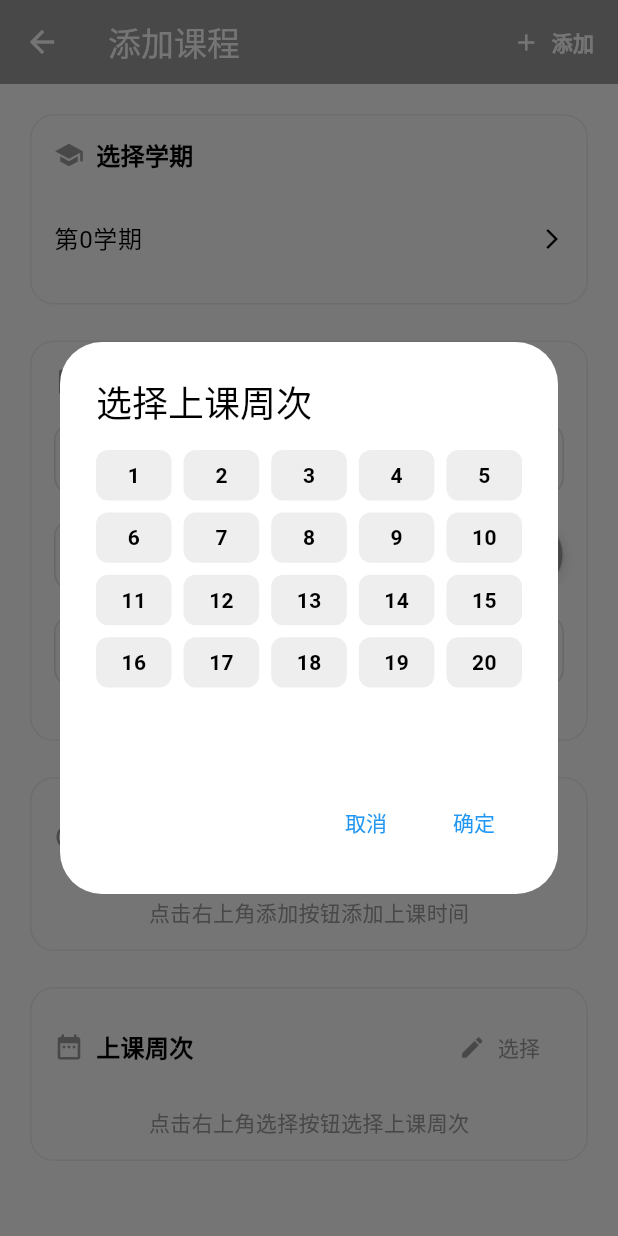
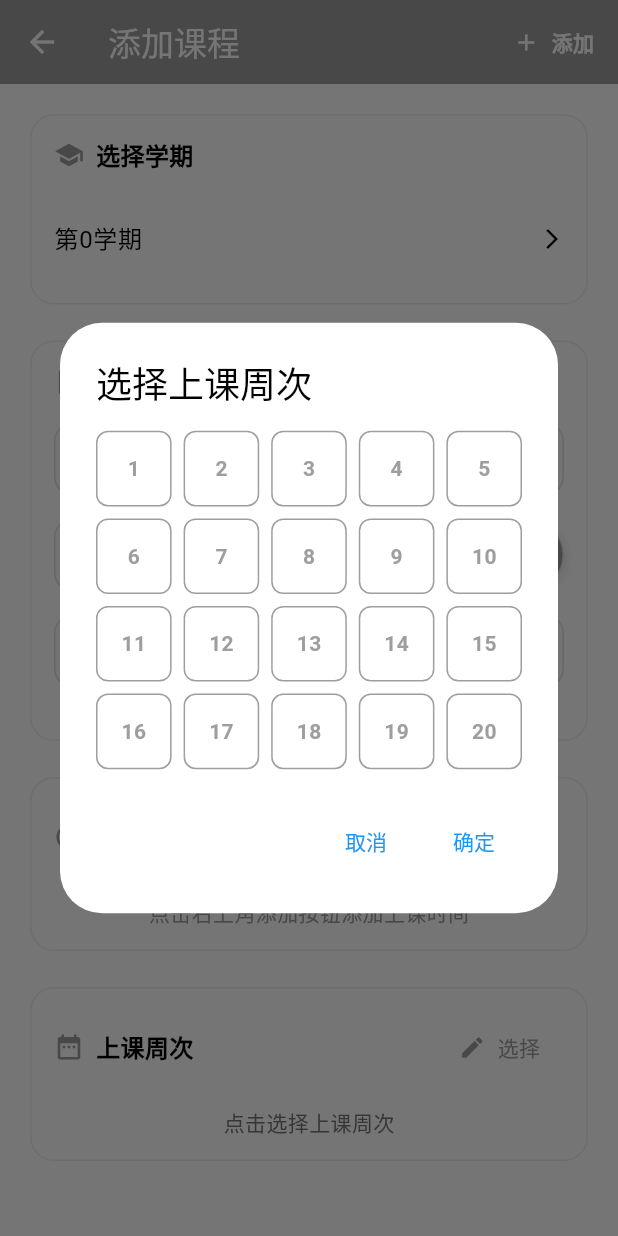
Before and after one commit to Aniu456/MySchedule, a Flutter app: the CourseAdd screen opened directly with empty values, after a tap on "选择", on a phone screen of 412 x 824 dp. Run offline on Flutter 3.47's test engine with Material 3 defaults, Android fonts, the phone set to English and light mode, and no system bars; our stand-ins replace flutter_colorpicker, shared_preferences; accounts and stored records are empty.

Commit message:
功能优化！

```diff
--- /dev/null
+++ b/lib/utils/time_utils.dart
@@ -0,0 +1,126 @@
+class TimeUtils {
+  static const Map<String, int> dayToNumber = {
+    '周一': 1,
+    '周二': 2,
+    '周三': 3,
+    '周四': 4,
+    '周五': 5,
+    '周六': 6,
+    '周日': 7,
+  };
+
+  static const Map<int, String> numberToDay = {
+    1: '周一',
+    2: '周二',
+    3: '周三',
+    4: '周四',
+    5: '周五',
+    6: '周六',
+    7: '周日',
+  };
+
+  static const Map<String, int> classToNumber = {
+    '第一节': 1,
+    '第二节': 2,
+    '第三节': 3,
+    '第四节': 4,
+    '第五节': 5,
+    '第六节': 6,
+    '第七节': 7,
+    '第八节': 8,
+    '第九节': 9,
+    '第十节': 10,
+  };
+
+  static const Map<int, String> numberToClass = {
+    1: '第一节',
+    2: '第二节',
+    3: '第三节',
+    4: '第四节',
+    5: '第五节',
+    6: '第六节',
+    7: '第七节',
+    8: '第八节',
+    9: '第九节',
+    10: '第十节',
+  };
+
+  static int getDayValue(String day) {
+    return dayToNumber[day] ?? 0;
+  }
+
+  static String getDayString(int number) {
+    return numberToDay[number] ?? '';
+  }
+
+  static int getClassValue(String classTime) {
+    if (int.tryParse(classTime) != null) {
+      return int.parse(classTime);
+    }
+    return classToNumber[classTime] ?? 0;
+  }
+
+  static String getClassString(int number) {
+    return numberToClass[number] ?? '';
+  }
+
+  static bool isValidTimeRange(int start, int end) {
+    return start > 0 && end > 0 && start <= end && end <= 10;
+  }
+
+  static bool hasTimeConflict(
+    List<List<dynamic>> existingTimes,
+    List<int> existingWeeks,
+    List<List<dynamic>> newTimes,
+    List<int> newWeeks,
+  ) {
+    // 检查周次是否有重叠
+    bool hasWeekOverlap = existingWeeks.any((week) => newWeeks.contains(week));
+    if (!hasWeekOverlap) return false;
+
+    // 检查时间是否有重叠
+    for (var existingTime in existingTimes) {
+      if (existingTime.length < 3) continue;
+
+      for (var newTime in newTimes) {
+        if (newTime.length < 3) continue;
+
+        // 如果不是同一天，继续检查下一个时间
+        if (getDayValue(existingTime[0].toString()) !=
+            getDayValue(newTime[0].toString())) {
+          continue;
+        }
+
+        // 转换时间为整数进行比较
+        int existingStart = getClassValue(existingTime[1].toString());
+        int existingEnd = getClassValue(existingTime[2].toString());
+        int newStart = getClassValue(newTime[1].toString());
+        int newEnd = getClassValue(newTime[2].toString());
+
+        // 检查时间是否有效
+        if (!isValidTimeRange(existingStart, existingEnd) ||
+            !isValidTimeRange(newStart, newEnd)) {
+          continue;
+        }
+
+        // 检查时间是否重叠
+        if (!(newEnd < existingStart || newStart > existingEnd)) {
+          return true;
+        }
+      }
+    }
+
+    return false;
+  }
+
+  static String formatTimeRange(List<dynamic> time) {
+    if (time.length < 3) return '';
+
+    final start = getClassValue(time[1].toString());
+    final end = getClassValue(time[2].toString());
+
+    if (!isValidTimeRange(start, end)) return '';
+
+    return '${time[0]} $start-$end节';
+  }
+}
--- a/lib/widgets/course_add/week_picker.dart
+++ b/lib/widgets/course_add/week_picker.dart
@@ -1,4 +1,5 @@
 import 'package:flutter/material.dart';
+import 'dart:math';
 
 //周次管理逻辑
 class WeekPickerWidget extends StatelessWidget {
@@ -13,28 +14,59 @@ class WeekPickerWidget extends StatelessWidget {
 
   @override
   Widget build(BuildContext context) {
-    return weeks.isNotEmpty
-        ? Wrap(
+    if (weeks.isEmpty) {
+      return Center(
+        child: Text(
+          '点击选择上课周次',
+          style: TextStyle(color: Colors.grey[600]),
+        ),
+      );
+    }
+
+    weeks.sort();
+    List<String> weekRanges = [];
+    int start = weeks.first;
+    int end = weeks.first;
+
+    for (int i = 1; i < weeks.length; i++) {
+      if (weeks[i] == end + 1) {
+        end = weeks[i];
+      } else {
+        if (start == end) {
+          weekRanges.add('第$start周');
+        } else {
+          weekRanges.add('第$start-$end周');
+        }
+        start = weeks[i];
+        end = weeks[i];
+      }
+    }
+
+    if (start == end) {
+      weekRanges.add('第$start周');
+    } else {
+      weekRanges.add('第$start-$end周');
+    }
+
+    return Wrap(
       spacing: 8,
       runSpacing: 8,
-            children: weeks
-                .map((week) => Chip(
-                      backgroundColor: currentColor.withOpacity(0.1),
-                      label: Text(
-                        '第$week周',
-                        style: TextStyle(color: currentColor),
+      children: weekRanges.map((range) {
+        return Container(
+          padding: const EdgeInsets.symmetric(horizontal: 12, vertical: 6),
+          decoration: BoxDecoration(
+            color: currentColor.withOpacity(0.1),
+            borderRadius: BorderRadius.circular(16),
           ),
-                    ))
-                .toList(),
-          )
-        : Center(
           child: Text(
-              '点击右上角选择按钮选择上课周次',
+            range,
             style: TextStyle(
-                color: Colors.grey[500],
+              color: currentColor,
               fontSize: 14,
             ),
           ),
+        );
+      }).toList(),
     );
   }
 }
@@ -57,11 +89,24 @@ class WeekPickerDialog extends StatefulWidget {
 
 class _WeekPickerDialogState extends State<WeekPickerDialog> {
   late List<int> selectedWeeks;
+  int? dragStartWeek;
+  bool? isSelecting;
 
   @override
   void initState() {
     super.initState();
     selectedWeeks = List.from(widget.initialWeeks);
+  }
+
+  void _toggleWeek(int week) {
+    setState(() {
+      if (selectedWeeks.contains(week)) {
+        selectedWeeks.remove(week);
+      } else {
+        selectedWeeks.add(week);
+      }
+      selectedWeeks.sort();
+    });
   }
 
   @override
@@ -70,36 +115,35 @@ class _WeekPickerDialogState extends State<WeekPickerDialog> {
       title: const Text('选择上课周次'),
       content: SizedBox(
         width: double.maxFinite,
-        height: 200,
         child: GridView.builder(
+          shrinkWrap: true,
+          physics: const NeverScrollableScrollPhysics(),
           gridDelegate: const SliverGridDelegateWithFixedCrossAxisCount(
             crossAxisCount: 5,
-            childAspectRatio: 1.5,
+            childAspectRatio: 1.0,
             crossAxisSpacing: 8,
             mainAxisSpacing: 8,
           ),
           itemCount: 20,
           itemBuilder: (context, index) {
-            final weekNum = index + 1;
-            final selected = selectedWeeks.contains(weekNum);
+            final week = index + 1;
+            final isSelected = selectedWeeks.contains(week);
             return InkWell(
-              onTap: () => setState(() {
-                if (selected) {
-                  selectedWeeks.remove(weekNum);
-                } else {
-                  selectedWeeks.add(weekNum);
-                }
-              }),
+              onTap: () => _toggleWeek(week),
               child: Container(
                 decoration: BoxDecoration(
-                  color: selected ? widget.themeColor : Colors.grey[200],
+                  color: isSelected ? widget.themeColor : Colors.transparent,
+                  border: Border.all(
+                    color: widget.themeColor,
+                    width: 1,
+                  ),
                   borderRadius: BorderRadius.circular(8),
                 ),
                 child: Center(
                   child: Text(
-                    '$weekNum',
+                    '$week',
                     style: TextStyle(
-                      color: selected ? Colors.white : Colors.black,
+                      color: isSelected ? Colors.white : widget.themeColor,
                       fontWeight: FontWeight.bold,
                     ),
                   ),
```
Also changed, not shown: lib/widgets/course_add_page.dart (+39 -79 lines), lib/widgets/course_table.dart (+16 -42 lines). Lines whose indentation alone changed are shown as unchanged.
